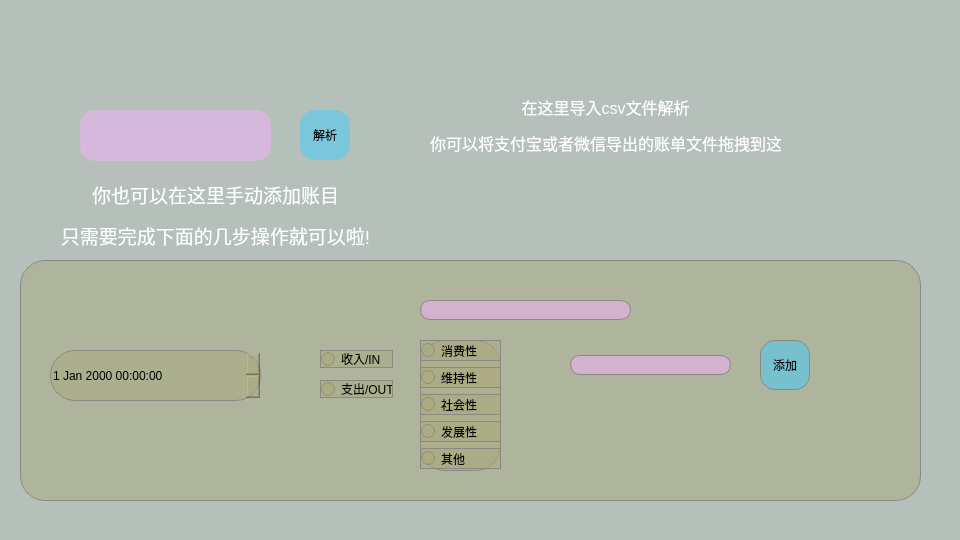
Before: the Qt Designer form add_account_page.ui in YuanQiPKU/Reservoir, drawn with Qt 5.
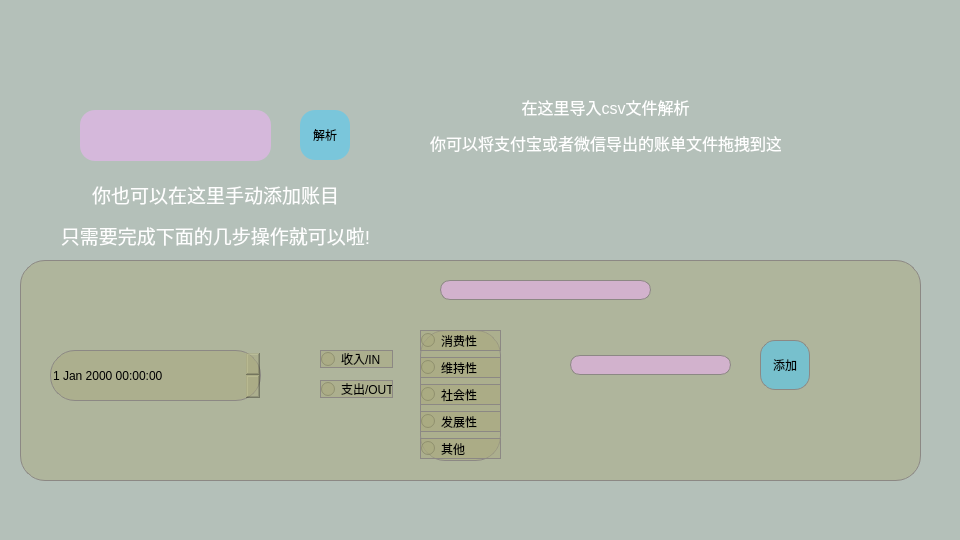
After: the same form once the commit is applied.

```diff
--- a/add_account_page.ui
+++ b/add_account_page.ui
@@ -55,7 +55,7 @@
       <x>20</x>
       <y>260</y>
       <width>901</width>
-      <height>241</height>
+      <height>221</height>
      </rect>
     </property>
     <property name="styleSheet">
@@ -170,8 +170,8 @@
     <widget class="QLineEdit" name="lineEdit_2">
      <property name="geometry">
       <rect>
-       <x>400</x>
-       <y>40</y>
+       <x>420</x>
+       <y>20</y>
        <width>211</width>
        <height>20</height>
       </rect>
@@ -187,7 +187,7 @@
      <property name="geometry">
       <rect>
        <x>400</x>
-       <y>80</y>
+       <y>70</y>
        <width>81</width>
        <height>131</height>
       </rect>
```
